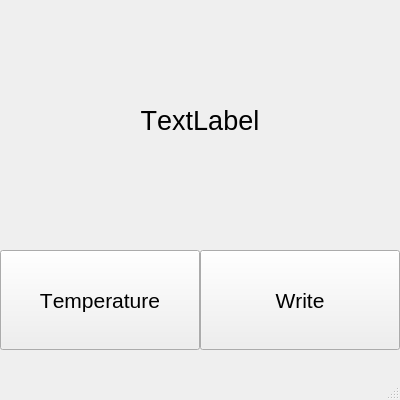
AndrewAbramow/Q5-temperature-controller, file mainwindow.ui: the form before one commit.
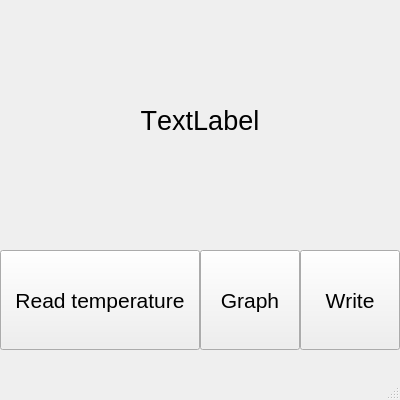
The form after the commit.

Commit message: graph & database widgets added

```diff
--- a/mainwindow.ui
+++ b/mainwindow.ui
@@ -20,9 +20,9 @@
    <widget class="QPushButton" name="pushButton">
     <property name="geometry">
      <rect>
-      <x>200</x>
+      <x>300</x>
       <y>250</y>
-      <width>200</width>
+      <width>100</width>
       <height>100</height>
      </rect>
     </property>
@@ -56,7 +56,7 @@
      </font>
     </property>
     <property name="text">
-     <string>Temperature</string>
+     <string>Read temperature</string>
     </property>
    </widget>
    <widget class="QLabel" name="label">
@@ -85,6 +85,27 @@
      <set>Qt::AlignCenter</set>
     </property>
    </widget>
+   <widget class="QPushButton" name="graph_button">
+    <property name="geometry">
+     <rect>
+      <x>200</x>
+      <y>250</y>
+      <width>100</width>
+      <height>100</height>
+     </rect>
+    </property>
+    <property name="font">
+     <font>
+      <family>Ubuntu</family>
+      <pointsize>16</pointsize>
+      <italic>false</italic>
+      <kerning>false</kerning>
+     </font>
+    </property>
+    <property name="text">
+     <string>Graph</string>
+    </property>
+   </widget>
   </widget>
   <widget class="QMenuBar" name="menubar">
    <property name="geometry">
```
Left out of the diff: 4 changed lines with no effect on the pictures. The commit also changes 11 other files.
